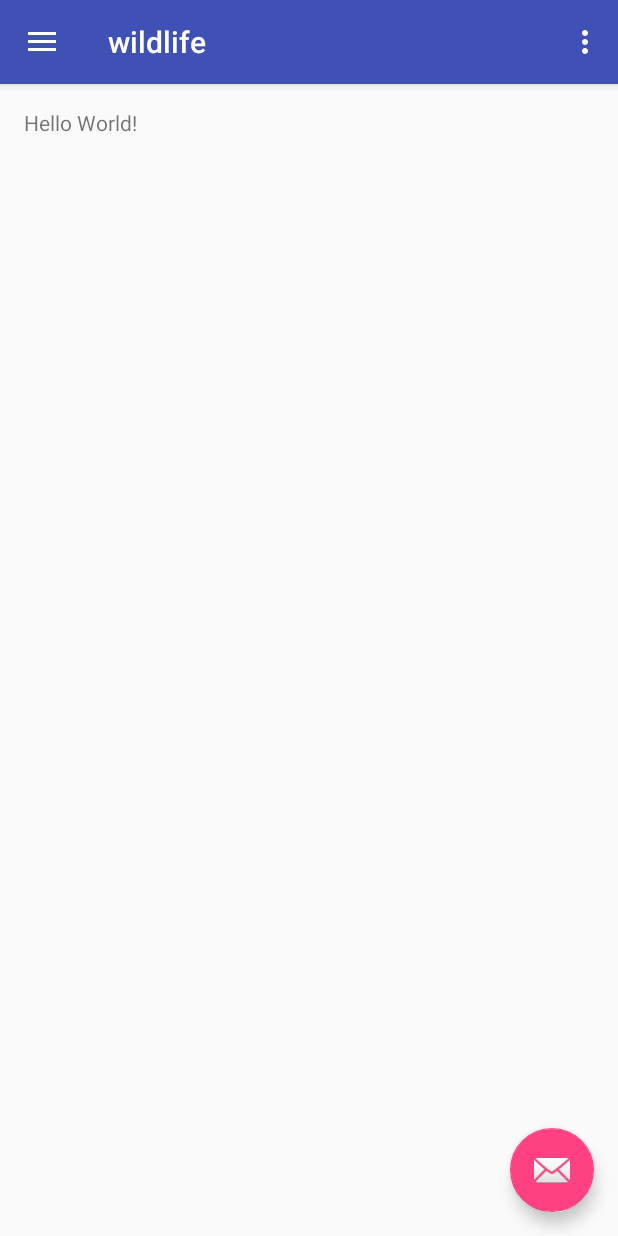
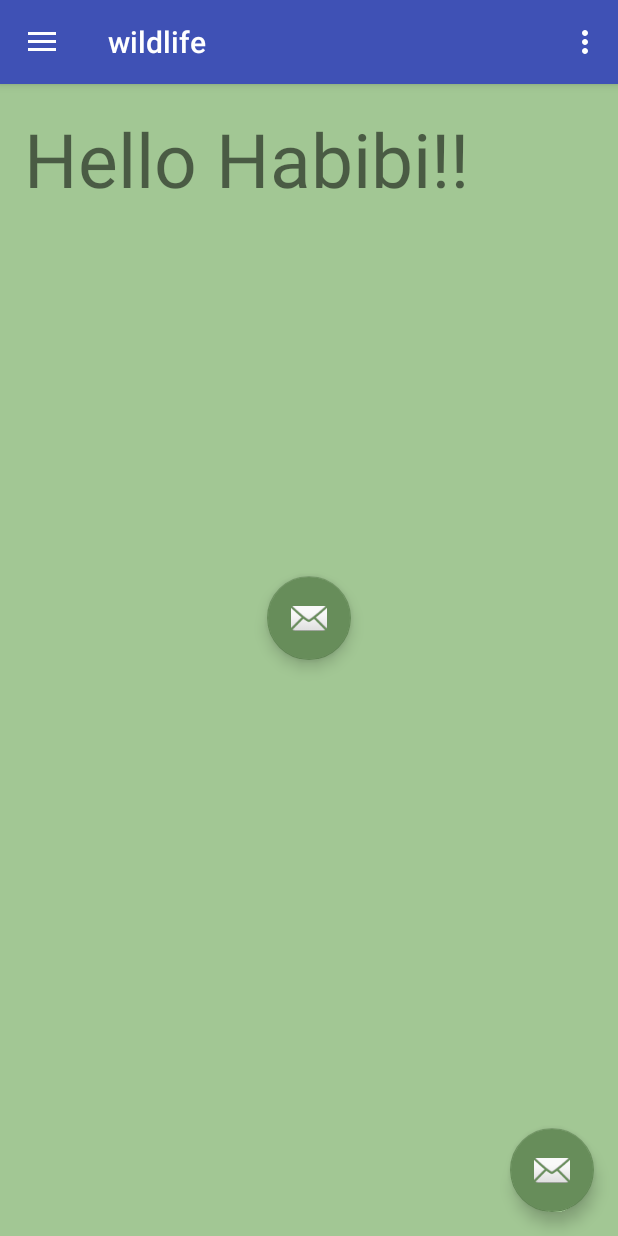
Before and after one commit to Chinese-Dragon/Wildlife-Collector, an Android app: the screen it shows after launch (MainActivity), on a phone screen of 412 x 824 dp. Run offline under Robolectric (Android 15) with nearby library versions, the phone set to English and light mode, and no system bars.

Commit message:
Testing color and button changes.

```diff
--- a/CodeBase/wildlife/app/src/main/res/layout/app_bar_main.xml
+++ b/CodeBase/wildlife/app/src/main/res/layout/app_bar_main.xml
@@ -29,6 +29,17 @@
         android:layout_height="wrap_content"
         android:layout_gravity="bottom|end"
         android:layout_margin="@dimen/fab_margin"
-        app:srcCompat="@android:drawable/ic_dialog_email" />
+        app:srcCompat="@android:drawable/ic_dialog_email"
+        app:backgroundTint="#678D5A"/>
+
+    <android.support.design.widget.FloatingActionButton
+        android:id="@+id/fab2"
+        android:layout_width="73dp"
+        android:layout_height="wrap_content"
+        android:layout_margin="16dp"
+        app:srcCompat="@android:drawable/ic_dialog_email"
+        app:backgroundTint="#678D5A"
+        app:layout_anchorGravity="center_vertical|center_horizontal"
+        android:layout_gravity="center_vertical|center_horizontal" />
 
 </android.support.design.widget.CoordinatorLayout>
--- a/CodeBase/wildlife/app/src/main/res/layout/content_main.xml
+++ b/CodeBase/wildlife/app/src/main/res/layout/content_main.xml
@@ -11,10 +11,12 @@
     android:paddingTop="@dimen/activity_vertical_margin"
     app:layout_behavior="@string/appbar_scrolling_view_behavior"
     tools:context="edu.drury.mcs.wildlife.MainActivity"
-    tools:showIn="@layout/app_bar_main">
+    tools:showIn="@layout/app_bar_main"
+    android:background="#A2C794">
 
     <TextView
         android:layout_width="wrap_content"
         android:layout_height="wrap_content"
-        android:text="Hello World!" />
+        android:text="Hello Habibi!!"
+        android:textSize="50sp"/>
 </RelativeLayout>
--- a/CodeBase/wildlife/build.gradle
+++ b/CodeBase/wildlife/build.gradle
@@ -5,7 +5,7 @@ buildscript {
         jcenter()
     }
     dependencies {
-        classpath 'com.android.tools.build:gradle:2.2.1'
+        classpath 'com.android.tools.build:gradle:2.2.2'
 
         // NOTE: Do not place your application dependencies here; they belong
         // in the individual module build.gradle files
```
